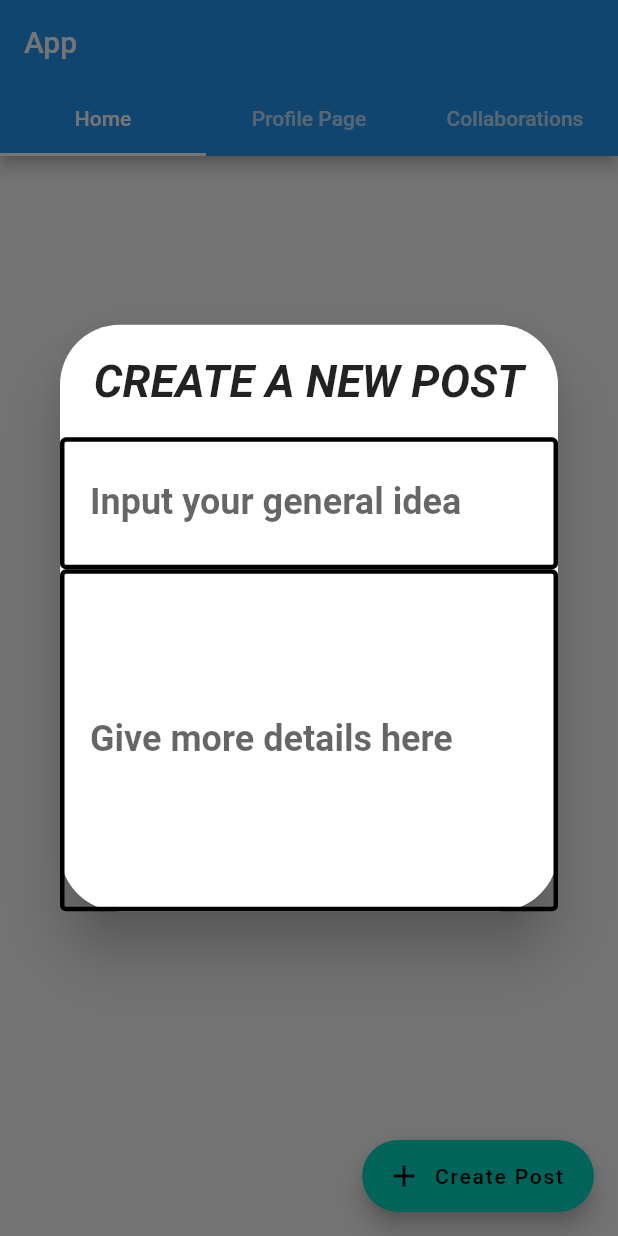
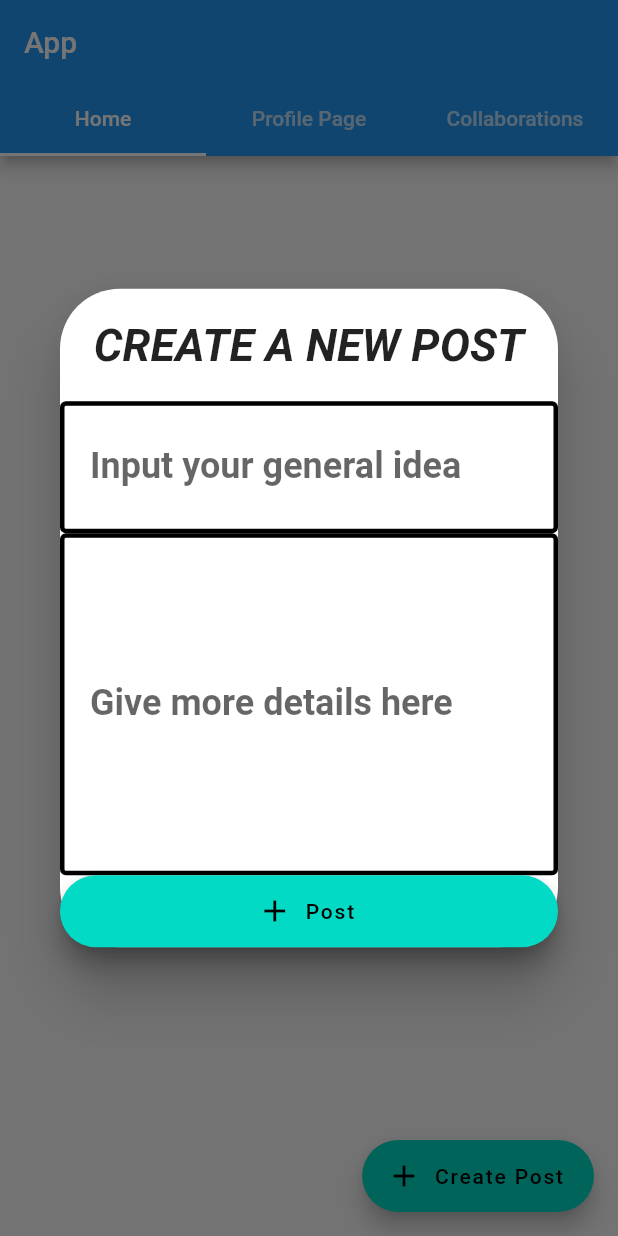
Before and after one commit to NicholasTanYY/Hack-For-Good-Flutter-Project, a Flutter app: the screen it shows after launch, after a tap on "Create Post", on a phone screen of 412 x 824 dp. Run offline on Flutter 3.47's test engine with Material 2 defaults, Android fonts, the phone set to English and light mode, and no system bars.

Commit message:
Its 6.38am

```diff
--- a/h4g/lib/HomePage/PostForm.dart
+++ b/h4g/lib/HomePage/PostForm.dart
@@ -1,12 +1,13 @@
 import 'package:flutter/material.dart';
+import './Post.dart';
 
 class PostForm extends StatelessWidget {
   const PostForm({super.key});
 
   @override
   Widget build(BuildContext context) {
-    TextEditingController ideaInput = TextEditingController();
-    TextEditingController detailsInput = TextEditingController();
+    final TextEditingController ideaInput = TextEditingController();
+    final TextEditingController detailsInput = TextEditingController();
     return Dialog(
       shape: RoundedRectangleBorder(borderRadius: BorderRadius.circular(40)),
       elevation: 16,
@@ -47,6 +48,12 @@ class PostForm extends StatelessWidget {
                     borderSide: BorderSide(width: 3, color: Colors.black)))),
 
         // SizedBox(height: 20),
+        FloatingActionButton.extended(
+            backgroundColor: const Color(0xff03dac6),
+            foregroundColor: Colors.black,
+            onPressed: () {},
+            icon: const Icon(Icons.add),
+            label: const Text('Post'))
       ]),
     );
   }
```
Also changed, not shown: h4g/lib/HomePage/Post.dart (+7 -0 lines).
